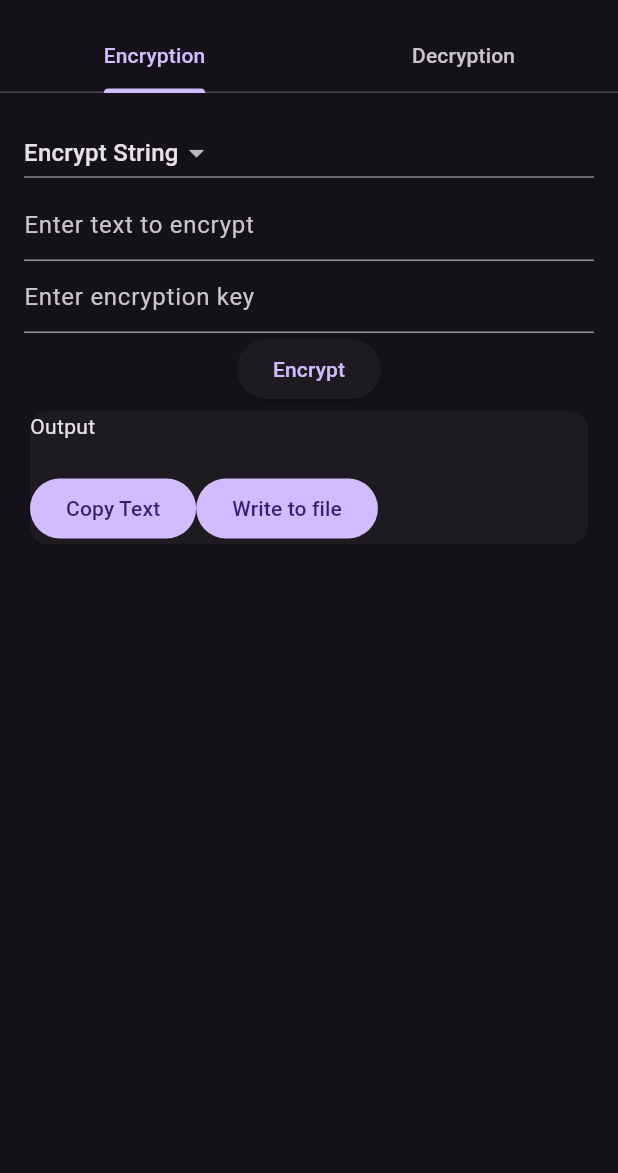
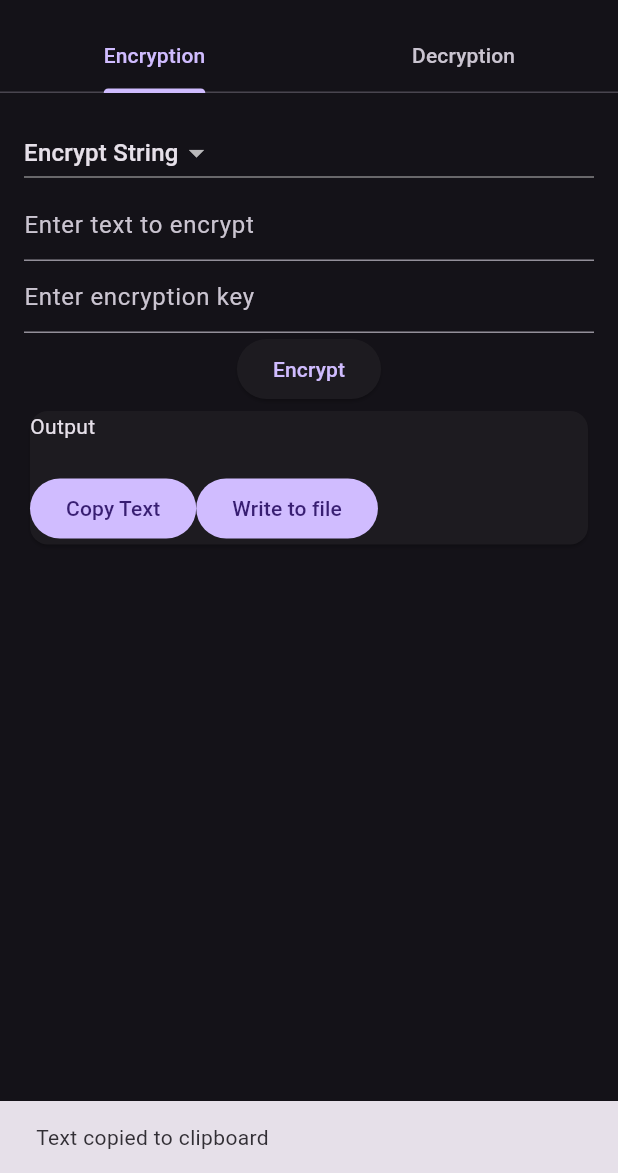
Before and after one commit to loadedcypher/Sephiri, a Flutter app: the screen it shows after launch, after a tap on "Copy Text", on a phone screen of 412 x 824 dp, the part 63-1236 px from its top. Run offline on Flutter 3.47's test engine with Material 3 defaults, Android fonts, the light colour scheme and no system bars; our stand-ins replace file_picker, google_fonts; missing offline and left inert: clipboard.

Commit message:
added copy text functionality to the output_card widget

```diff
--- a/sephiri_frontend/lib/fragments/encrypt_string.dart
+++ b/sephiri_frontend/lib/fragments/encrypt_string.dart
@@ -10,7 +10,6 @@ class EncryptString extends StatefulWidget {
 }
 
 class _EncryptStringState extends State<EncryptString> {
-  final _formKey = GlobalKey<FormState>();
   final _textController = TextEditingController();
   final _keyController = TextEditingController();
   String _encryptedText = '';
--- a/sephiri_frontend/lib/fragments/output_card.dart
+++ b/sephiri_frontend/lib/fragments/output_card.dart
@@ -1,3 +1,4 @@
+import 'package:clipboard/clipboard.dart';
 import 'package:flutter/material.dart';
 
 class OutputCard extends StatefulWidget {
@@ -10,6 +11,16 @@ class OutputCard extends StatefulWidget {
 }
 
 class _OutputCardState extends State<OutputCard> {
+  // A function to copy a message to the clipboard
+  void copyText(String text) {
+    FlutterClipboard.copy(text).then((value) => {
+          ScaffoldMessenger.of(context).showSnackBar(const SnackBar(
+            content: Text("Text copied to clipboard"),
+            duration: Duration(seconds: 2),
+          ))
+        });
+  }
+
   @override
   Widget build(BuildContext context) {
     return Card(
@@ -23,7 +34,9 @@ class _OutputCardState extends State<OutputCard> {
           ),
           Row(
             children: [
-              FilledButton(onPressed: () {}, child: const Text("Copy Text")),
+              FilledButton(
+                  onPressed: () => copyText(widget.outputText),
+                  child: const Text("Copy Text")),
               FilledButton(onPressed: () {}, child: const Text("Write to file"))
             ],
           )
--- a/sephiri_frontend/pubspec.yaml
+++ b/sephiri_frontend/pubspec.yaml
@@ -38,6 +38,7 @@ dependencies:
   google_fonts: ^6.2.0
   file_picker: ^8.0.0+1
   http: ^1.2.0
+  clipboard: ^0.1.3
 
 dev_dependencies:
   flutter_test:
```
Also changed, not shown: sephiri_frontend/pubspec.lock.
